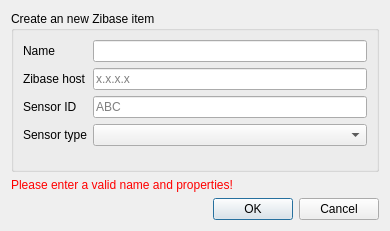
Old version of the form data/DialogNewZibase.ui in the repository calaos/calaos_installer.
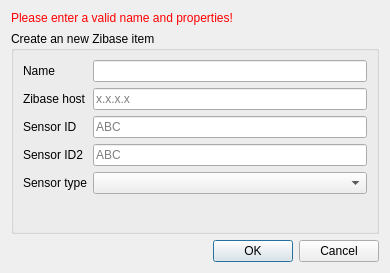
New version of the form.

Commit message: evol for new dzibase digitalin devices (add a second sensor id)

What changed in the file:
```diff
--- a/data/DialogNewZibase.ui
+++ b/data/DialogNewZibase.ui
@@ -7,13 +7,20 @@
     <x>0</x>
     <y>0</y>
     <width>390</width>
-    <height>231</height>
+    <height>273</height>
    </rect>
   </property>
   <property name="windowTitle">
    <string>Add Zibase</string>
   </property>
   <layout class="QVBoxLayout" name="verticalLayout">
+   <item>
+    <widget class="QLabel" name="label_error_empty">
+     <property name="text">
+      <string>&lt;html&gt;&lt;head/&gt;&lt;body&gt;&lt;p&gt;&lt;span style=&quot; color:#ff0000;&quot;&gt;Please enter a valid name and properties!&lt;/span&gt;&lt;/p&gt;&lt;/body&gt;&lt;/html&gt;</string>
+     </property>
+    </widget>
+   </item>
    <item>
     <widget class="QGroupBox" name="groupBox">
      <property name="title">
@@ -47,7 +54,7 @@
         </property>
        </widget>
       </item>
-      <item row="4" column="1">
+      <item row="7" column="1">
        <spacer name="verticalSpacer">
         <property name="orientation">
          <enum>Qt::Vertical</enum>
@@ -74,10 +81,27 @@
         </property>
        </widget>
       </item>
-      <item row="3" column="1">
+      <item row="5" column="0">
+       <widget class="QLabel" name="label_6">
+        <property name="text">
+         <string>Sensor ID2</string>
+        </property>
+       </widget>
+      </item>
+      <item row="5" column="1">
+       <widget class="QLineEdit" name="edit_id2">
+        <property name="text">
+         <string/>
+        </property>
+        <property name="placeholderText">
+         <string>ABC</string>
+        </property>
+       </widget>
+      </item>
+      <item row="6" column="1">
        <widget class="QComboBox" name="comboBox"/>
       </item>
-      <item row="3" column="0">
+      <item row="6" column="0">
        <widget class="QLabel" name="label_5">
         <property name="text">
          <string>Sensor type</string>
@@ -87,13 +111,6 @@
      </layout>
     </widget>
    </item>
-   <item>
-    <widget class="QLabel" name="label_error_empty">
-     <property name="text">
-      <string>&lt;html&gt;&lt;head/&gt;&lt;body&gt;&lt;p&gt;&lt;span style=&quot; color:#ff0000;&quot;&gt;Please enter a valid name and properties!&lt;/span&gt;&lt;/p&gt;&lt;/body&gt;&lt;/html&gt;</string>
-     </property>
-    </widget>
-   </item>
    <item>
     <widget class="QDialogButtonBox" name="buttonBox">
      <property name="orientation">
```
The commit also changes 1 other file.
